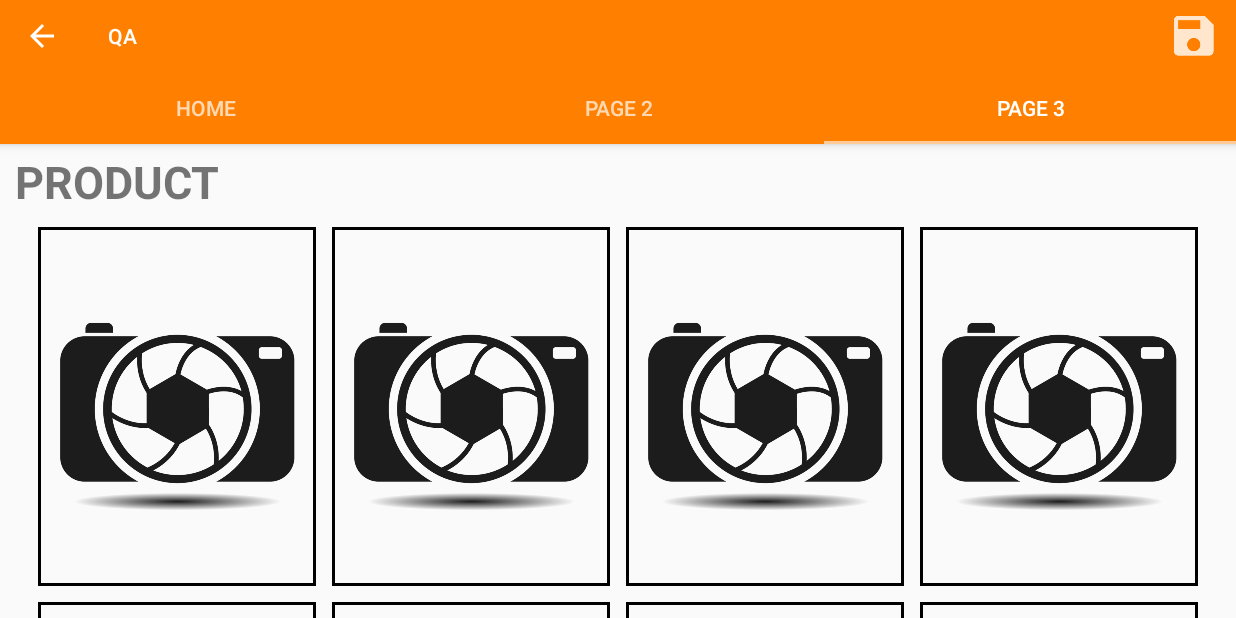
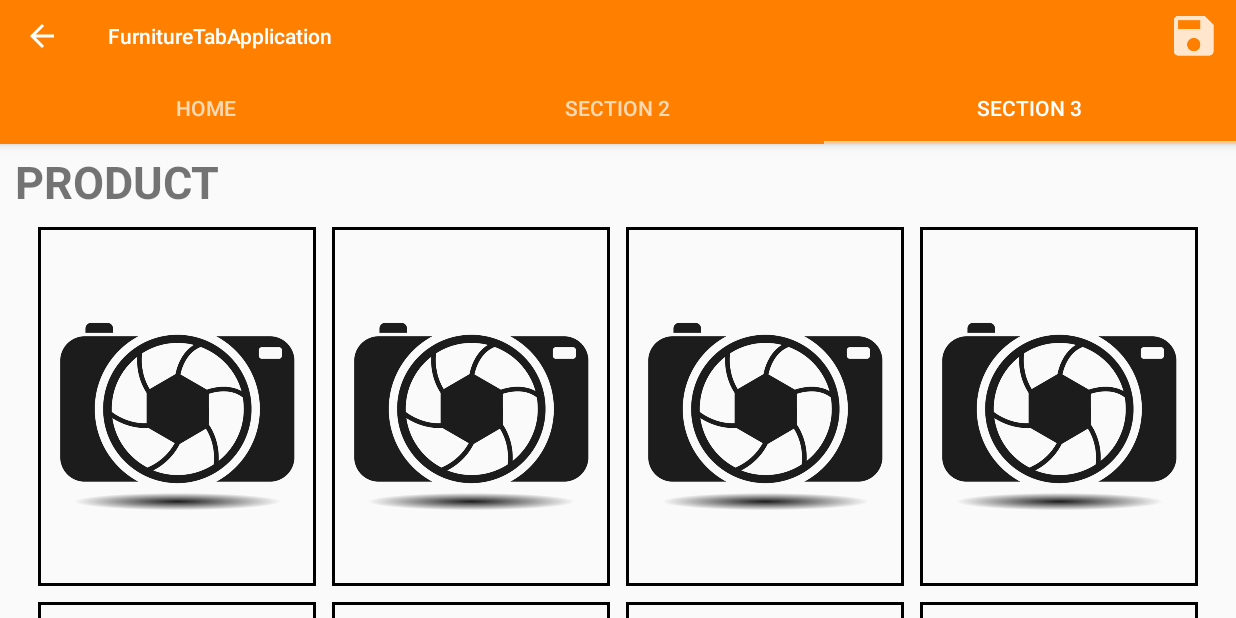
Before and after one commit to HyperDogs/FurnitureTabApplication, an Android app: the Home screen opened directly, with no data from a screen before it, tab 3 chosen, on a phone screen of 824 x 412 dp (held sideways). Run offline under Robolectric (Android 15) with nearby library versions, the phone set to English and light mode, and no system bars; our stand-ins replace Picasso; pictures from the network do not load; 8 statements that could not run were skipped.

Commit message:
Fragment

```diff
--- a/app/build.gradle
+++ b/app/build.gradle
@@ -6,7 +6,6 @@ android {
     defaultConfig {
         applicationId "com.example.ton.furnituretabapplication"
         minSdkVersion 16
-        targetSdkVersion 25
         versionCode 1
         versionName "1.0"
         testInstrumentationRunner "android.support.test.runner.AndroidJUnitRunner"
--- a/app/src/main/AndroidManifest.xml
+++ b/app/src/main/AndroidManifest.xml
@@ -15,7 +15,7 @@
     <application
         android:allowBackup="true"
         android:icon="@mipmap/ic_launcher"
-        android:label="QA"
+        android:label="@string/app_name"
         android:roundIcon="@mipmap/ic_launcher_round"
         android:supportsRtl="true"
         android:theme="@style/AppTheme">
@@ -42,6 +42,7 @@
         </activity>
         <activity
             android:name=".Home"
+            android:windowSoftInputMode="adjustResize|adjustPan|stateAlwaysHidden"
             android:screenOrientation="landscape" />
         <activity
             android:name=".SubActivity"
--- a/app/src/main/java/com/example/ton/furnituretabapplication/Home.java
+++ b/app/src/main/java/com/example/ton/furnituretabapplication/Home.java
@@ -78,8 +78,8 @@ public class Home extends AppCompatActivity {
     private void setupViewPager(ViewPager viewPager) {
         SectionsPageAdapter adapter = new SectionsPageAdapter(getSupportFragmentManager());
         adapter.addFragment(new QAPageI(), "HOME");
-        adapter.addFragment(new QAPageII(), "PAGE 2");
-        adapter.addFragment(new QAPageIII(), "PAGE 3");
+        adapter.addFragment(new QAPageII(), "SECTION 2");
+        adapter.addFragment(new QAPageIII(), "SECTION 3");
         viewPager.setAdapter(adapter);
     }
 
--- a/app/src/main/java/com/example/ton/furnituretabapplication/QAPageI.java
+++ b/app/src/main/java/com/example/ton/furnituretabapplication/QAPageI.java
@@ -73,6 +73,7 @@ public class QAPageI extends Fragment {
         setOnClick();
 
 
+
         progressDialog = ProgressDialog.show(getContext(), "",
                                 "Moving...", true);
 
@@ -84,7 +85,6 @@ public class QAPageI extends Fragment {
                             }
 
                         }, 1500);
-
 
 
 
--- a/app/src/main/java/resource/AsyncTaskSave.java
+++ b/app/src/main/java/resource/AsyncTaskSave.java
@@ -163,6 +163,7 @@ public class AsyncTaskSave extends AsyncTask<String, Void, String> {
         mUploadPhoto.sendFileToServer(VariableName.vaPicMainImg, mWebService.URL_uploadFile,"HEADER");
 
         FormBody params = new FormBody.Builder()
+                .add("ACTION_MODE", "HEADER")
                 .add("PICMAINIMG", VariableName.vaPicMainImg)
                 .add("STOCKNO", VariableName.vaStockNo)
                 .add("ACMENO", VariableName.vaAcmeNo)
@@ -202,6 +203,7 @@ public class AsyncTaskSave extends AsyncTask<String, Void, String> {
     private String sendDetailToServer(String seq, QADataTable qaDataTable){
         FormBody params = new FormBody.Builder()
                 .add("SEQ", seq)
+                .add("ACTION_MODE", "DETAIL")
                 .add("SECTION", qaDataTable.getSection())
                 .add("DETAIL", qaDataTable.getDetail())
                 .add("EDITTEXT", qaDataTable.getDetailExtra())
@@ -230,6 +232,7 @@ public class AsyncTaskSave extends AsyncTask<String, Void, String> {
 
             FormBody params = new FormBody.Builder()
                     .add("SEQ", seq)
+                    .add("ACTION_MODE", "IMAGE")
                     .add("TYPE", type)
                     .add("PICNAME", fileName)
 
@@ -257,6 +260,7 @@ public class AsyncTaskSave extends AsyncTask<String, Void, String> {
 
         FormBody params = new FormBody.Builder()
                 .add("SEQ", seq)
+                .add("ACTION_MODE", "REMARK_TEXT")
                 .add("TYPE", type)
                 .add("REMARKTEXT", text)
 
--- a/app/src/main/res/layout/fragment_qapage_iii.xml
+++ b/app/src/main/res/layout/fragment_qapage_iii.xml
@@ -18,7 +18,7 @@
 
         <RelativeLayout
             android:layout_width="match_parent"
-            android:layout_height="wrap_content"
+            android:layout_height="match_parent"
             android:background="@color/white"
             android:paddingBottom="15dp"
             android:paddingTop="10dp">
@@ -555,10 +555,21 @@
 
                     </LinearLayout>
 
+
                 </RelativeLayout>
 
             </RelativeLayout>
 
+            <RelativeLayout
+                android:id="@+id/view"
+                android:layout_width="match_parent"
+                android:layout_height="400dp"
+                android:layout_alignParentLeft="true"
+                android:layout_alignParentStart="true"
+                android:layout_below="@+id/relativecontent">
+
+
+            </RelativeLayout>
 
 
         </RelativeLayout>
```
Also changed, not shown: app/src/main/res/layout/fragment_qapage_i.xml (+4 -4 lines).
